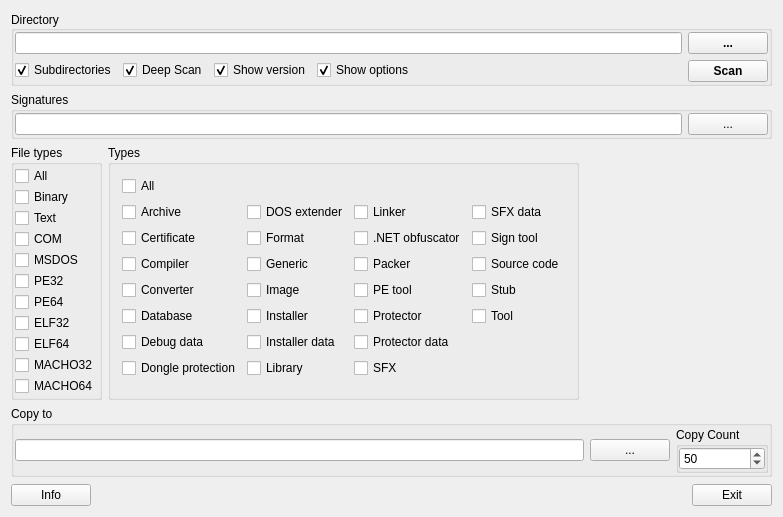
The window that gui_source/guimainwindow.ui (horsicq/DIE-sort) describes before a commit, drawn with Qt 5.
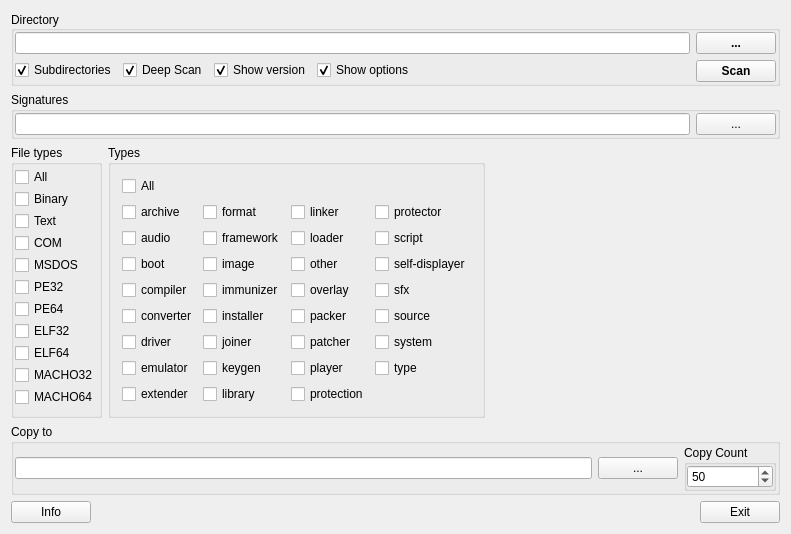
The same window after the commit.

```diff
--- a/gui_source/guimainwindow.ui
+++ b/gui_source/guimainwindow.ui
@@ -6,8 +6,8 @@
    <rect>
     <x>0</x>
     <y>0</y>
-    <width>783</width>
-    <height>517</height>
+    <width>791</width>
+    <height>496</height>
    </rect>
   </property>
   <property name="windowTitle">
@@ -277,192 +277,227 @@
          <string>Types</string>
         </property>
         <layout class="QGridLayout" name="gridLayout">
+         <item row="4" column="0">
+          <widget class="QCheckBox" name="checkBox_compiler">
+           <property name="text">
+            <string>compiler</string>
+           </property>
+          </widget>
+         </item>
+         <item row="0" column="0">
+          <widget class="QCheckBox" name="checkBoxAllTypes">
+           <property name="text">
+            <string>All</string>
+           </property>
+          </widget>
+         </item>
+         <item row="7" column="0">
+          <widget class="QCheckBox" name="checkBox_emulator">
+           <property name="text">
+            <string>emulator</string>
+           </property>
+          </widget>
+         </item>
+         <item row="8" column="0">
+          <widget class="QCheckBox" name="checkBox_extender">
+           <property name="text">
+            <string>extender</string>
+           </property>
+          </widget>
+         </item>
+         <item row="1" column="0">
+          <widget class="QCheckBox" name="checkBox_archive">
+           <property name="text">
+            <string>archive</string>
+           </property>
+          </widget>
+         </item>
          <item row="3" column="0">
           <widget class="QCheckBox" name="checkBoxCertificate">
            <property name="text">
-            <string>Certificate</string>
+            <string>boot</string>
            </property>
           </widget>
          </item>
          <item row="6" column="0">
           <widget class="QCheckBox" name="checkBoxConverter">
            <property name="text">
-            <string>Converter</string>
+            <string>driver</string>
            </property>
           </widget>
          </item>
          <item row="5" column="0">
           <widget class="QCheckBox" name="checkBoxCompiler">
            <property name="text">
-            <string>Compiler</string>
-           </property>
-          </widget>
-         </item>
-         <item row="7" column="0">
-          <widget class="QCheckBox" name="checkBoxDatabase">
-           <property name="text">
-            <string>Database</string>
-           </property>
-          </widget>
-         </item>
-         <item row="8" column="0">
-          <widget class="QCheckBox" name="checkBoxDebugData">
-           <property name="text">
-            <string>Debug data</string>
+            <string>converter</string>
            </property>
           </widget>
          </item>
          <item row="2" column="0">
           <widget class="QCheckBox" name="checkBoxArchive">
            <property name="text">
-            <string>Archive</string>
+            <string>audio</string>
            </property>
           </widget>
          </item>
-         <item row="0" column="0">
-          <widget class="QCheckBox" name="checkBoxAllTypes">
+         <item row="1" column="1">
+          <widget class="QCheckBox" name="checkBox_format">
            <property name="text">
-            <string>All</string>
-           </property>
-          </widget>
-         </item>
-         <item row="14" column="0">
-          <widget class="QCheckBox" name="checkBoxDongleProtection">
-           <property name="text">
-            <string>Dongle protection</string>
+            <string>format</string>
            </property>
           </widget>
          </item>
          <item row="2" column="1">
           <widget class="QCheckBox" name="checkBoxDOSExtender">
            <property name="text">
-            <string>DOS extender</string>
+            <string>framework</string>
            </property>
           </widget>
          </item>
          <item row="3" column="1">
           <widget class="QCheckBox" name="checkBoxFormat">
            <property name="text">
-            <string>Format</string>
+            <string>image</string>
+           </property>
+          </widget>
+         </item>
+         <item row="4" column="1">
+          <widget class="QCheckBox" name="checkBox_immunizer">
+           <property name="text">
+            <string>immunizer</string>
            </property>
           </widget>
          </item>
          <item row="5" column="1">
           <widget class="QCheckBox" name="checkBoxGeneric">
            <property name="text">
-            <string>Generic</string>
+            <string>installer</string>
            </property>
           </widget>
          </item>
          <item row="6" column="1">
           <widget class="QCheckBox" name="checkBoxImage">
            <property name="text">
-            <string>Image</string>
+            <string>joiner</string>
            </property>
           </widget>
          </item>
          <item row="7" column="1">
           <widget class="QCheckBox" name="checkBoxInstaller">
            <property name="text">
-            <string>Installer</string>
+            <string>keygen</string>
            </property>
           </widget>
          </item>
          <item row="8" column="1">
           <widget class="QCheckBox" name="checkBoxInstallerData">
            <property name="text">
-            <string>Installer data</string>
+            <string>library</string>
            </property>
           </widget>
          </item>
-         <item row="14" column="1">
-          <widget class="QCheckBox" name="checkBoxLibrary">
+         <item row="1" column="2">
+          <widget class="QCheckBox" name="checkBox_linker">
            <property name="text">
-            <string>Library</string>
+            <string>linker</string>
            </property>
           </widget>
          </item>
          <item row="2" column="2">
           <widget class="QCheckBox" name="checkBoxLinker">
            <property name="text">
-            <string>Linker</string>
+            <string>loader</string>
            </property>
           </widget>
          </item>
          <item row="3" column="2">
           <widget class="QCheckBox" name="checkBoxNETObfuscator">
            <property name="text">
-            <string>.NET obfuscator</string>
+            <string>other</string>
+           </property>
+          </widget>
+         </item>
+         <item row="4" column="2">
+          <widget class="QCheckBox" name="checkBox_overlay">
+           <property name="text">
+            <string>overlay</string>
            </property>
           </widget>
          </item>
          <item row="5" column="2">
           <widget class="QCheckBox" name="checkBoxPacker">
            <property name="text">
-            <string>Packer</string>
+            <string>packer</string>
+           </property>
+          </widget>
+         </item>
+         <item row="6" column="2">
+          <widget class="QCheckBox" name="checkBox_patcher">
+           <property name="text">
+            <string>patcher</string>
+           </property>
+          </widget>
+         </item>
+         <item row="7" column="2">
+          <widget class="QCheckBox" name="checkBox_player">
+           <property name="text">
+            <string>player</string>
+           </property>
+          </widget>
+         </item>
+         <item row="8" column="2">
+          <widget class="QCheckBox" name="checkBox_protection">
+           <property name="text">
+            <string>protection</string>
+           </property>
+          </widget>
+         </item>
+         <item row="1" column="3">
+          <widget class="QCheckBox" name="checkBox_protector">
+           <property name="text">
+            <string>protector</string>
+           </property>
+          </widget>
+         </item>
+         <item row="2" column="3">
+          <widget class="QCheckBox" name="checkBox_script">
+           <property name="text">
+            <string>script</string>
+           </property>
+          </widget>
+         </item>
+         <item row="3" column="3">
+          <widget class="QCheckBox" name="checkBox_self_displayer">
+           <property name="text">
+            <string>self-displayer</string>
+           </property>
+          </widget>
+         </item>
+         <item row="4" column="3">
+          <widget class="QCheckBox" name="checkBox_sfx">
+           <property name="text">
+            <string>sfx</string>
+           </property>
+          </widget>
+         </item>
+         <item row="5" column="3">
+          <widget class="QCheckBox" name="checkBox_source">
+           <property name="text">
+            <string>source</string>
            </property>
           </widget>
          </item>
          <item row="6" column="3">
           <widget class="QCheckBox" name="checkBoxStub">
            <property name="text">
-            <string>Stub</string>
+            <string>system</string>
            </property>
           </widget>
          </item>
          <item row="7" column="3">
           <widget class="QCheckBox" name="checkBoxTool">
            <property name="text">
-            <string>Tool</string>
-           </property>
-          </widget>
-         </item>
-         <item row="5" column="3">
-          <widget class="QCheckBox" name="checkBoxSourceCode">
-           <property name="text">
-            <string>Source code</string>
-           </property>
-          </widget>
-         </item>
-         <item row="3" column="3">
-          <widget class="QCheckBox" name="checkBoxSignTool">
-           <property name="text">
-            <string>Sign tool</string>
-           </property>
-          </widget>
-         </item>
-         <item row="2" column="3">
-          <widget class="QCheckBox" name="checkBoxSFXData">
-           <property name="text">
-            <string>SFX data</string>
-           </property>
-          </widget>
-         </item>
-         <item row="14" column="2">
-          <widget class="QCheckBox" name="checkBoxSFX">
-           <property name="text">
-            <string>SFX</string>
-           </property>
-          </widget>
-         </item>
-         <item row="8" column="2">
-          <widget class="QCheckBox" name="checkBoxProtectorData">
-           <property name="text">
-            <string>Protector data</string>
-           </property>
-          </widget>
-         </item>
-         <item row="7" column="2">
-          <widget class="QCheckBox" name="checkBoxProtector">
-           <property name="text">
-            <string>Protector</string>
-           </property>
-          </widget>
-         </item>
-         <item row="6" column="2">
-          <widget class="QCheckBox" name="checkBoxPETool">
-           <property name="text">
-            <string>PE tool</string>
+            <string>type</string>
            </property>
           </widget>
          </item>
```
Left out of the diff: 30 changed lines with no effect on the pictures.
